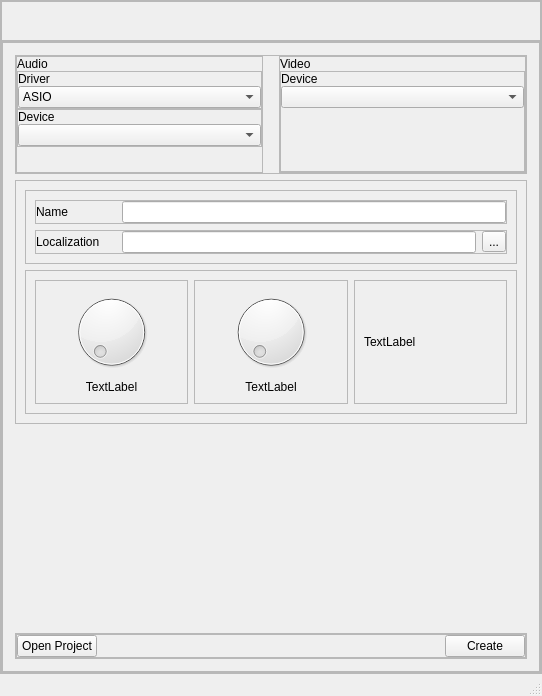
This is resources/ui/NewProject.ui in TheHawz/Quick-Scan as Qt 5 draws it before an edit. The edited form follows.
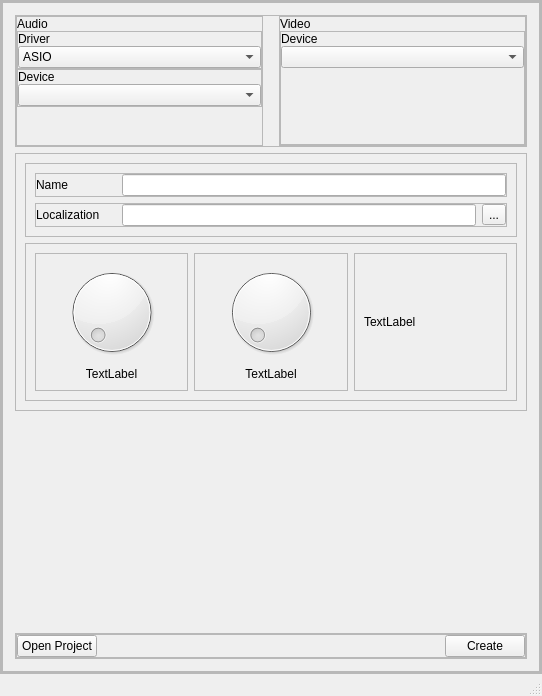
This is the edited form. Icons and pictures are not drawn.

The edit to the form file:
```diff
--- a/resources/ui/NewProject.ui
+++ b/resources/ui/NewProject.ui
@@ -63,198 +63,6 @@
        <property name="bottomMargin">
         <number>0</number>
        </property>
-       <item>
-        <widget class="QFrame" name="top_frame">
-         <property name="sizePolicy">
-          <sizepolicy hsizetype="Expanding" vsizetype="Fixed">
-           <horstretch>0</horstretch>
-           <verstretch>0</verstretch>
-          </sizepolicy>
-         </property>
-         <property name="minimumSize">
-          <size>
-           <width>40</width>
-           <height>40</height>
-          </size>
-         </property>
-         <property name="maximumSize">
-          <size>
-           <width>16777215</width>
-           <height>40</height>
-          </size>
-         </property>
-         <property name="styleSheet">
-          <string notr="true"/>
-         </property>
-         <property name="frameShape">
-          <enum>QFrame::StyledPanel</enum>
-         </property>
-         <property name="frameShadow">
-          <enum>QFrame::Raised</enum>
-         </property>
-         <layout class="QHBoxLayout" name="horizontalLayout_2">
-          <property name="spacing">
-           <number>0</number>
-          </property>
-          <property name="leftMargin">
-           <number>0</number>
-          </property>
-          <property name="topMargin">
-           <number>0</number>
-          </property>
-          <property name="rightMargin">
-           <number>0</number>
-          </property>
-          <property name="bottomMargin">
-           <number>0</number>
-          </property>
-          <item>
-           <spacer name="horizontalSpacer">
-            <property name="orientation">
-             <enum>Qt::Horizontal</enum>
-            </property>
-            <property name="sizeHint" stdset="0">
-             <size>
-              <width>415</width>
-              <height>20</height>
-             </size>
-            </property>
-           </spacer>
-          </item>
-          <item>
-           <widget class="QPushButton" name="minimize_button">
-            <property name="enabled">
-             <bool>true</bool>
-            </property>
-            <property name="sizePolicy">
-             <sizepolicy hsizetype="Minimum" vsizetype="Expanding">
-              <horstretch>0</horstretch>
-              <verstretch>0</verstretch>
-             </sizepolicy>
-            </property>
-            <property name="minimumSize">
-             <size>
-              <width>40</width>
-              <height>0</height>
-             </size>
-            </property>
-            <property name="maximumSize">
-             <size>
-              <width>40</width>
-              <height>40</height>
-             </size>
-            </property>
-            <property name="styleSheet">
-             <string notr="true">QPushButton {	
-	color: rgb(0,0,0);
-	border: none;
-	background-color: transparent;
-}
-QPushButton:hover {
-	background-color: rgb(52, 59, 72);
-}
-QPushButton:pressed {	
-	background-color: rgb(85, 170, 255);
-}</string>
-            </property>
-            <property name="text">
-             <string/>
-            </property>
-            <property name="icon">
-             <iconset>
-              <normaloff>../icons/cil-window-minimize.png</normaloff>../icons/cil-window-minimize.png</iconset>
-            </property>
-           </widget>
-          </item>
-          <item>
-           <widget class="QPushButton" name="maximize_button">
-            <property name="enabled">
-             <bool>true</bool>
-            </property>
-            <property name="sizePolicy">
-             <sizepolicy hsizetype="Minimum" vsizetype="Expanding">
-              <horstretch>0</horstretch>
-              <verstretch>0</verstretch>
-             </sizepolicy>
-            </property>
-            <property name="minimumSize">
-             <size>
-              <width>40</width>
-              <height>0</height>
-             </size>
-            </property>
-            <property name="maximumSize">
-             <size>
-              <width>40</width>
-              <height>40</height>
-             </size>
-            </property>
-            <property name="styleSheet">
-             <string notr="true">QPushButton {	
-	color: rgb(0,0,0);
-	border: none;
-	background-color: transparent;
-}
-QPushButton:hover {
-	background-color: rgb(52, 59, 72);
-}
-QPushButton:pressed {	
-	background-color: rgb(85, 170, 255);
-}</string>
-            </property>
-            <property name="text">
-             <string/>
-            </property>
-           </widget>
-          </item>
-          <item>
-           <widget class="QPushButton" name="x_button">
-            <property name="enabled">
-             <bool>true</bool>
-            </property>
-            <property name="sizePolicy">
-             <sizepolicy hsizetype="Minimum" vsizetype="Expanding">
-              <horstretch>0</horstretch>
-              <verstretch>0</verstretch>
-             </sizepolicy>
-            </property>
-            <property name="minimumSize">
-             <size>
-              <width>40</width>
-              <height>0</height>
-             </size>
-            </property>
-            <property name="maximumSize">
-             <size>
-              <width>40</width>
-              <height>40</height>
-             </size>
-            </property>
-            <property name="styleSheet">
-             <string notr="true">QPushButton {	
-	color: rgb(0,0,0);
-	border: none;
-	background-color: transparent;
-}
-QPushButton:hover {
-	background-color: rgb(52, 59, 72);
-}
-QPushButton:pressed {	
-	background-color: rgb(85, 170, 255);
-}</string>
-            </property>
-            <property name="text">
-             <string/>
-            </property>
-            <property name="icon">
-             <iconset>
-              <normaloff>../icons/cil-x.png</normaloff>../icons/cil-x.png</iconset>
-            </property>
-           </widget>
-          </item>
-         </layout>
-        </widget>
-       </item>
        <item>
         <widget class="QFrame" name="bottom_frame">
          <property name="styleSheet">
```
